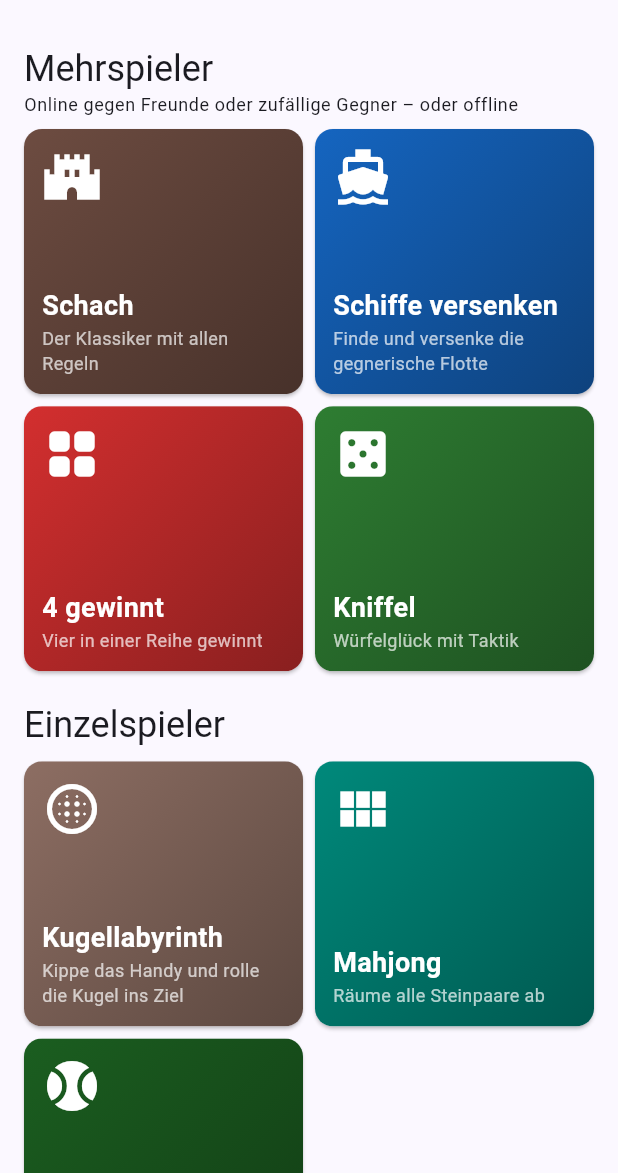
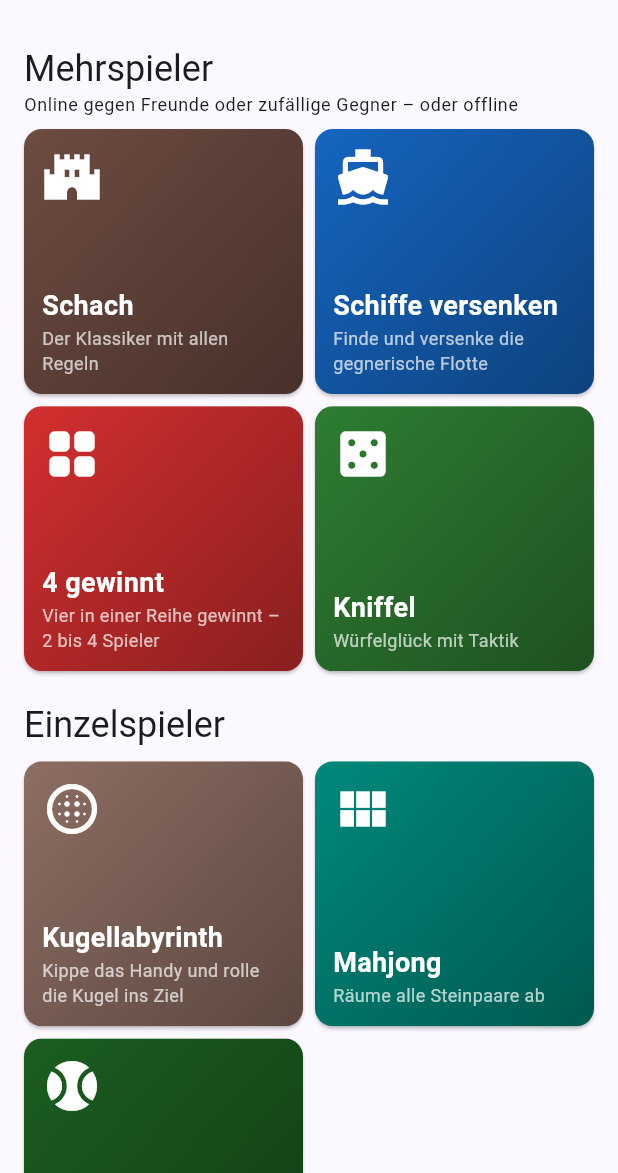
Before and after one commit to Sommer2019/MobileGames, a Flutter app: the screen it shows after launch, on a phone screen of 412 x 824 dp, the part 63-1236 px from its top. Run offline on Flutter 3.47's test engine with Material 3 defaults, Android fonts, the phone set to English and light mode, and no system bars; our stand-ins replace convert, flutter_local_notifications, sensors_plus, shared_preferences; missing offline and left inert: bip340, chess, flutter_webrtc, pointycastle; statements that could not run were skipped.

Commit message:
4 gewinnt und Kniffel für bis zu 4 Spieler
Co-Authored-By: Claude Opus 5.5 <noreply@anthropic.com>
Claude-Session: https://claude.ai/code/session_01XPk963C67sHfLAEKAa4Qwq

```diff
--- a/lib/games/registry.dart
+++ b/lib/games/registry.dart
@@ -72,13 +72,24 @@ final List<GameInfo> games = [
   GameInfo(
     id: 'connect_four',
     title: '4 gewinnt',
-    description: 'Vier in einer Reihe gewinnt',
+    description: 'Vier in einer Reihe gewinnt – 2 bis 4 Spieler',
     icon: Icons.grid_view_rounded,
     color: const Color(0xFFD32F2F),
     offlineModes: const [
       OfflineMode('Gegen Computer', Icons.smart_toy, PlaySetup.ai()),
       OfflineMode('2 Spieler, 1 Gerät', Icons.people, PlaySetup.local()),
+      OfflineMode(
+        '3 Spieler, 1 Gerät',
+        Icons.groups,
+        PlaySetup.local(players: 3),
+      ),
+      OfflineMode(
+        '4 Spieler, 1 Gerät',
+        Icons.groups,
+        PlaySetup.local(players: 4),
+      ),
     ],
+    maxOnlinePlayers: 4,
     multiplayerBuilder: (s) => ConnectFourScreen(setup: s),
   ),
   GameInfo(
@@ -105,6 +116,7 @@ final List<GameInfo> games = [
         PlaySetup.local(players: 4),
       ),
     ],
+    maxOnlinePlayers: 4,
     multiplayerBuilder: (s) => YahtzeeScreen(setup: s),
   ),
   GameInfo(
```
Also changed, not shown: lib/games/connect_four/connect_four_logic.dart (+31 -20 lines), lib/games/connect_four/connect_four_screen.dart (+25 -15 lines), lib/games/yahtzee/yahtzee_screen.dart (+6 -3 lines), 2 other files.
